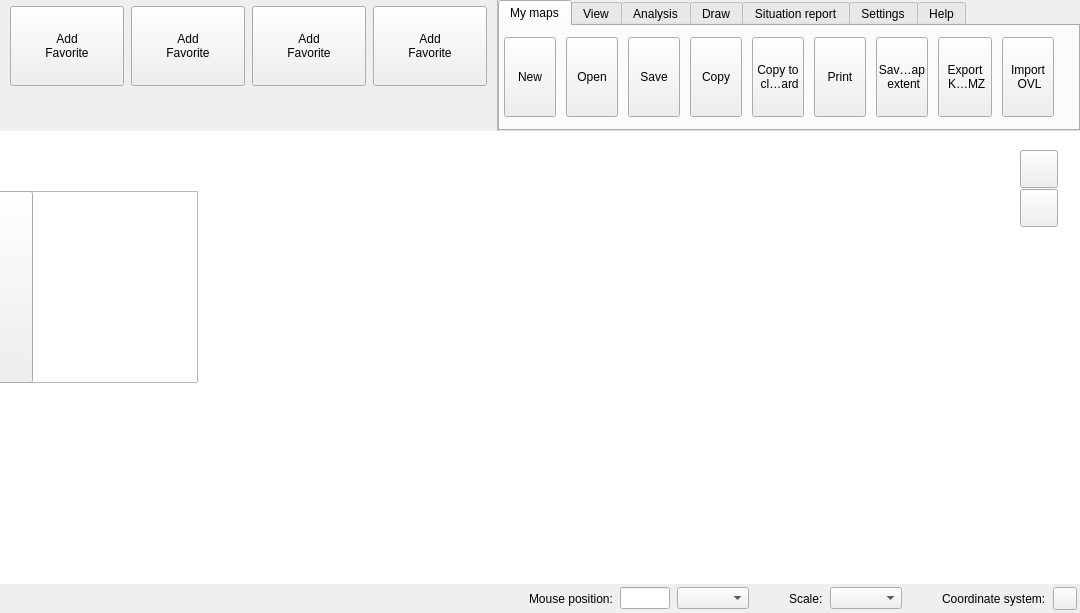
kadas-albireo/kadas-albireo, file src/ui/qgskadasmainwidgetbase.ui: the form before one commit.
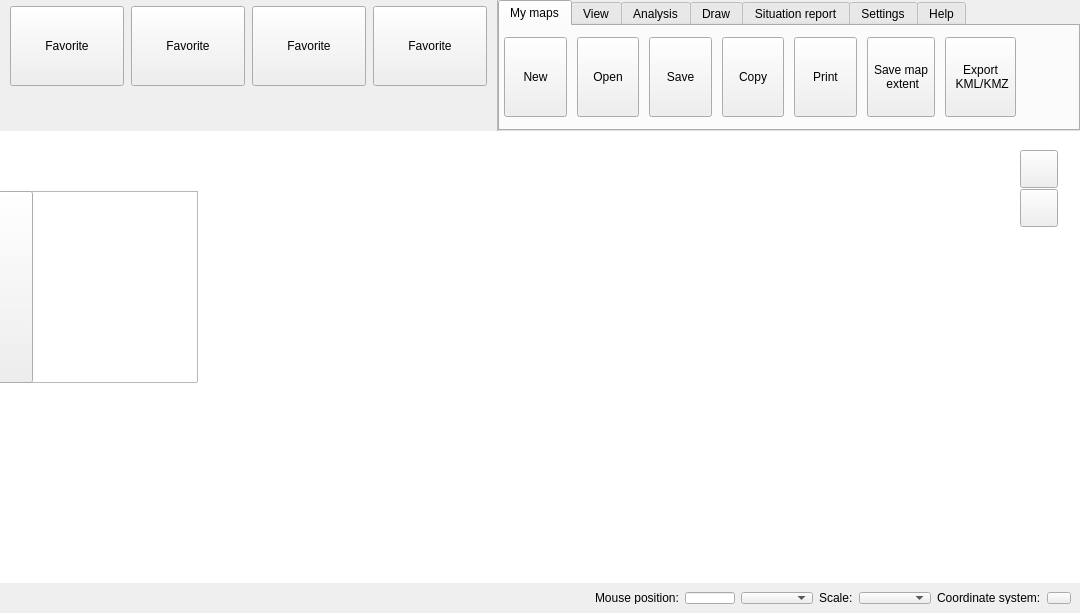
The form after the commit. Icons and pictures are not drawn. Custom widgets are drawn as their Qt base class.

Commit message: Remove ovl/copy to clipboard buttons

Diff of the .ui file:
```diff
--- a/src/ui/qgskadasmainwidgetbase.ui
+++ b/src/ui/qgskadasmainwidgetbase.ui
@@ -71,8 +71,7 @@
             <bool>true</bool>
            </property>
            <property name="text">
-            <string>Add
-Favorite</string>
+            <string>Favorite</string>
            </property>
            <property name="icon">
             <iconset resource="../../images/images.qrc">
@@ -113,8 +112,7 @@
             <bool>true</bool>
            </property>
            <property name="text">
-            <string>Add
-Favorite</string>
+            <string>Favorite</string>
            </property>
            <property name="icon">
             <iconset resource="../../images/images.qrc">
@@ -152,8 +150,7 @@
             <bool>true</bool>
            </property>
            <property name="text">
-            <string>Add
-Favorite</string>
+            <string>Favorite</string>
            </property>
            <property name="icon">
             <iconset resource="../../images/images.qrc">
@@ -191,8 +188,7 @@
             <bool>true</bool>
            </property>
            <property name="text">
-            <string>Add
-Favorite</string>
+            <string>Favorite</string>
            </property>
            <property name="icon">
             <iconset resource="../../images/images.qrc">
@@ -309,7 +305,7 @@
             <property name="verticalSpacing">
              <number>0</number>
             </property>
-            <item row="0" column="10">
+            <item row="0" column="8">
              <spacer name="horizontalSpacer">
               <property name="orientation">
                <enum>Qt::Horizontal</enum>
@@ -322,8 +318,8 @@
               </property>
              </spacer>
             </item>
-            <item row="0" column="0">
-             <widget class="QgsKadasRibbonButton" name="mNewButton">
+            <item row="0" column="1">
+             <widget class="QgsKadasRibbonButton" name="mOpenButton">
               <property name="sizePolicy">
                <sizepolicy hsizetype="MinimumExpanding" vsizetype="Fixed">
                 <horstretch>0</horstretch>
@@ -343,7 +339,7 @@
                </size>
               </property>
               <property name="text">
-               <string>New</string>
+               <string>Open</string>
               </property>
               <property name="iconSize">
                <size>
@@ -354,37 +350,6 @@
              </widget>
             </item>
             <item row="0" column="5">
-             <widget class="QgsKadasRibbonButton" name="mPrintButton">
-              <property name="sizePolicy">
-               <sizepolicy hsizetype="MinimumExpanding" vsizetype="Fixed">
-                <horstretch>0</horstretch>
-                <verstretch>0</verstretch>
-               </sizepolicy>
-              </property>
-              <property name="minimumSize">
-               <size>
-                <width>52</width>
-                <height>80</height>
-               </size>
-              </property>
-              <property name="maximumSize">
-               <size>
-                <width>16777215</width>
-                <height>80</height>
-               </size>
-              </property>
-              <property name="text">
-               <string>Print</string>
-              </property>
-              <property name="iconSize">
-               <size>
-                <width>32</width>
-                <height>32</height>
-               </size>
-              </property>
-             </widget>
-            </item>
-            <item row="0" column="6">
              <widget class="QgsKadasRibbonButton" name="mSaveMapExtentButton">
               <property name="sizePolicy">
                <sizepolicy hsizetype="MinimumExpanding" vsizetype="Fixed">
@@ -416,7 +381,69 @@
               </property>
              </widget>
             </item>
-            <item row="0" column="7">
+            <item row="0" column="2">
+             <widget class="QgsKadasRibbonButton" name="mSaveButton">
+              <property name="sizePolicy">
+               <sizepolicy hsizetype="MinimumExpanding" vsizetype="Fixed">
+                <horstretch>0</horstretch>
+                <verstretch>0</verstretch>
+               </sizepolicy>
+              </property>
+              <property name="minimumSize">
+               <size>
+                <width>52</width>
+                <height>80</height>
+               </size>
+              </property>
+              <property name="maximumSize">
+               <size>
+                <width>16777215</width>
+                <height>80</height>
+               </size>
+              </property>
+              <property name="text">
+               <string>Save</string>
+              </property>
+              <property name="iconSize">
+               <size>
+                <width>32</width>
+                <height>32</height>
+               </size>
+              </property>
+             </widget>
+            </item>
+            <item row="0" column="4">
+             <widget class="QgsKadasRibbonButton" name="mPrintButton">
+              <property name="sizePolicy">
+               <sizepolicy hsizetype="MinimumExpanding" vsizetype="Fixed">
+                <horstretch>0</horstretch>
+                <verstretch>0</verstretch>
+               </sizepolicy>
+              </property>
+              <property name="minimumSize">
+               <size>
+                <width>52</width>
+                <height>80</height>
+               </size>
+              </property>
+              <property name="maximumSize">
+               <size>
+                <width>16777215</width>
+                <height>80</height>
+               </size>
+              </property>
+              <property name="text">
+               <string>Print</string>
+              </property>
+              <property name="iconSize">
+               <size>
+                <width>32</width>
+                <height>32</height>
+               </size>
+              </property>
+             </widget>
+            </item>
+            <item row="0" column="6">
              <widget class="QgsKadasRibbonButton" name="mExportKMLButton">
               <property name="sizePolicy">
                <sizepolicy hsizetype="MinimumExpanding" vsizetype="Fixed">
@@ -448,6 +475,37 @@
               </property>
              </widget>
             </item>
+            <item row="0" column="0">
+             <widget class="QgsKadasRibbonButton" name="mNewButton">
+              <property name="sizePolicy">
+               <sizepolicy hsizetype="MinimumExpanding" vsizetype="Fixed">
+                <horstretch>0</horstretch>
+                <verstretch>0</verstretch>
+               </sizepolicy>
+              </property>
+              <property name="minimumSize">
+               <size>
+                <width>52</width>
+                <height>80</height>
+               </size>
+              </property>
+              <property name="maximumSize">
+               <size>
+                <width>16777215</width>
+                <height>80</height>
+               </size>
+              </property>
+              <property name="text">
+               <string>New</string>
+              </property>
+              <property name="iconSize">
+               <size>
+                <width>32</width>
+                <height>32</height>
+               </size>
+              </property>
+             </widget>
+            </item>
             <item row="0" column="3">
              <widget class="QgsKadasRibbonButton" name="mCopyButton">
               <property name="sizePolicy">
@@ -479,132 +537,6 @@
               </property>
              </widget>
             </item>
-            <item row="0" column="4">
-             <widget class="QgsKadasRibbonButton" name="mCopyToClipboardButton">
-              <property name="sizePolicy">
-               <sizepolicy hsizetype="MinimumExpanding" vsizetype="Fixed">
-                <horstretch>0</horstretch>
-                <verstretch>0</verstretch>
-               </sizepolicy>
-              </property>
-              <property name="minimumSize">
-               <size>
-                <width>52</width>
-                <height>80</height>
-               </size>
-              </property>
-              <property name="maximumSize">
-               <size>
-                <width>16777215</width>
-                <height>80</height>
-               </size>
-              </property>
-              <property name="text">
-               <string>Copy to 
- clipboard</string>
-              </property>
-              <property name="iconSize">
-               <size>
-                <width>32</width>
-                <height>32</height>
-               </size>
-              </property>
-             </widget>
-            </item>
-            <item row="0" column="1">
-             <widget class="QgsKadasRibbonButton" name="mOpenButton">
-              <property name="sizePolicy">
-               <sizepolicy hsizetype="MinimumExpanding" vsizetype="Fixed">
-                <horstretch>0</horstretch>
-                <verstretch>0</verstretch>
-               </sizepolicy>
-              </property>
-              <property name="minimumSize">
-               <size>
-                <width>52</width>
-                <height>80</height>
-               </size>
-              </property>
-              <property name="maximumSize">
-               <size>
-                <width>16777215</width>
-                <height>80</height>
-               </size>
-              </property>
-              <property name="text">
-               <string>Open</string>
-              </property>
-              <property name="iconSize">
-               <size>
-                <width>32</width>
-                <height>32</height>
-               </size>
-              </property>
-             </widget>
-            </item>
-            <item row="0" column="2">
-             <widget class="QgsKadasRibbonButton" name="mSaveButton">
-              <property name="sizePolicy">
-               <sizepolicy hsizetype="MinimumExpanding" vsizetype="Fixed">
-                <horstretch>0</horstretch>
-                <verstretch>0</verstretch>
-               </sizepolicy>
-              </property>
-              <property name="minimumSize">
-               <size>
-                <width>52</width>
-                <height>80</height>
-               </size>
-              </property>
-              <property name="maximumSize">
-               <size>
-                <width>16777215</width>
-                <height>80</height>
-               </size>
-              </property>
-              <property name="text">
-               <string>Save</string>
-              </property>
-              <property name="iconSize">
-               <size>
-                <width>32</width>
-                <height>32</height>
-               </size>
-              </property>
-             </widget>
-            </item>
-            <item row="0" column="9">
-             <widget class="QgsKadasRibbonButton" name="mImportOVLButton">
-              <property name="sizePolicy">
-               <sizepolicy hsizetype="MinimumExpanding" vsizetype="Fixed">
-                <horstretch>0</horstretch>
-                <verstretch>0</verstretch>
-               </sizepolicy>
-              </property>
-              <property name="minimumSize">
-               <size>
-                <width>52</width>
-                <height>80</height>
-               </size>
-              </property>
-              <property name="maximumSize">
-               <size>
-                <width>16777215</width>
-                <height>80</height>
-               </size>
-              </property>
-              <property name="text">
-               <string>Import
- OVL</string>
-              </property>
-              <property name="iconSize">
-               <size>
-                <width>32</width>
-                <height>32</height>
-               </size>
-              </property>
-             </widget>
-            </item>
            </layout>
            <zorder>mSaveButton</zorder>
            <zorder>mOpenButton</zorder>
@@ -612,10 +544,8 @@
            <zorder>mPrintButton</zorder>
            <zorder>horizontalSpacer</zorder>
            <zorder>mNewButton</zorder>
-           <zorder>mCopyToClipboardButton</zorder>
            <zorder>mSaveMapExtentButton</zorder>
            <zorder>mExportKMLButton</zorder>
-           <zorder>mImportOVLButton</zorder>
           </widget>
           <widget class="QWidget" name="mViewTab">
            <attribute name="title">
@@ -1425,53 +1355,61 @@
       </size>
      </property>
      <layout class="QGridLayout" name="gridLayout">
-      <property name="horizontalSpacing">
-       <number>40</number>
-      </property>
-      <property name="verticalSpacing">
-       <number>0</number>
-      </property>
-      <property name="margin">
-       <number>3</number>
-      </property>
+      <item row="0" column="1">
+       <widget class="QLabel" name="mMousePositionLabel">
+        <property name="text">
+         <string>Mouse position:</string>
+        </property>
+       </widget>
+      </item>
       <item row="0" column="2">
-       <layout class="QHBoxLayout" name="horizontalLayout_3">
-        <property name="spacing">
-         <number>7</number>
+       <widget class="QLineEdit" name="mCoordinateLineEdit">
+        <property name="sizePolicy">
+         <sizepolicy hsizetype="Minimum" vsizetype="Fixed">
+          <horstretch>0</horstretch>
+          <verstretch>0</verstretch>
+         </sizepolicy>
         </property>
-        <item>
-         <widget class="QLabel" name="mMousePositionLabel">
-          <property name="text">
-           <string>Mouse position:</string>
-          </property>
-         </widget>
-        </item>
-        <item>
-         <widget class="QLineEdit" name="mCoordinateLineEdit">
-          <property name="sizePolicy">
-           <sizepolicy hsizetype="Minimum" vsizetype="Fixed">
-            <horstretch>0</horstretch>
-            <verstretch>0</verstretch>
-           </sizepolicy>
-          </property>
-          <property name="minimumSize">
-           <size>
-            <width>50</width>
-            <height>0</height>
-           </size>
-          </property>
-          <property name="maximumSize">
-           <size>
-            <width>50</width>
-            <height>16777215</height>
-           </size>
-          </property>
-         </widget>
-        </item>
-        <item>
-         <widget class="QComboBox" name="mCRSComboBox"/>
-        </item>
-       </layout>
+        <property name="minimumSize">
+         <size>
+          <width>50</width>
+          <height>0</height>
+         </size>
+        </property>
+        <property name="maximumSize">
+         <size>
+          <width>50</width>
+          <height>16777215</height>
+         </size>
+        </property>
+       </widget>
+      </item>
+      <item row="0" column="3">
+       <widget class="QComboBox" name="mCRSComboBox"/>
+      </item>
+      <item row="0" column="5">
+       <widget class="QLabel" name="mScaleLabel">
+        <property name="text">
+         <string>Scale:</string>
+        </property>
+       </widget>
+      </item>
+      <item row="0" column="6">
+       <widget class="QgsScaleComboBox" name="mScaleComboBox"/>
+      </item>
+      <item row="0" column="8">
+       <widget class="QLabel" name="mCRSLabel">
+        <property name="text">
+         <string>Coordinate system:</string>
+        </property>
+       </widget>
+      </item>
+      <item row="0" column="9">
+       <widget class="QgsVBSCrsSelection" name="mCRSSelectionButton">
+        <property name="text">
+         <string/>
+        </property>
+       </widget>
       </item>
       <item row="0" column="0">
        <spacer name="horizontalSpacer_4">
@@ -1486,44 +1424,6 @@
         </property>
        </spacer>
       </item>
-      <item row="0" column="8">
-       <layout class="QHBoxLayout" name="horizontalLayout_4">
-        <property name="spacing">
-         <number>7</number>
-        </property>
-        <item>
-         <widget class="QLabel" name="mScaleLabel">
-          <property name="text">
-           <string>Scale:</string>
-          </property>
-         </widget>
-        </item>
-        <item>
-         <widget class="QgsScaleComboBox" name="mScaleComboBox"/>
-        </item>
-       </layout>
-      </item>
-      <item row="0" column="13">
-       <layout class="QHBoxLayout" name="horizontalLayout_5">
-        <property name="spacing">
-         <number>7</number>
-        </property>
-        <item>
-         <widget class="QLabel" name="mCRSLabel">
-          <property name="text">
-           <string>Coordinate system:</string>
-          </property>
-         </widget>
-        </item>
-        <item>
-         <widget class="QgsVBSCrsSelection" name="mCRSSelectionButton">
-          <property name="text">
-           <string/>
-          </property>
-         </widget>
-        </item>
-       </layout>
-      </item>
      </layout>
     </widget>
    </item>
```
The commit also changes 1 other file.
